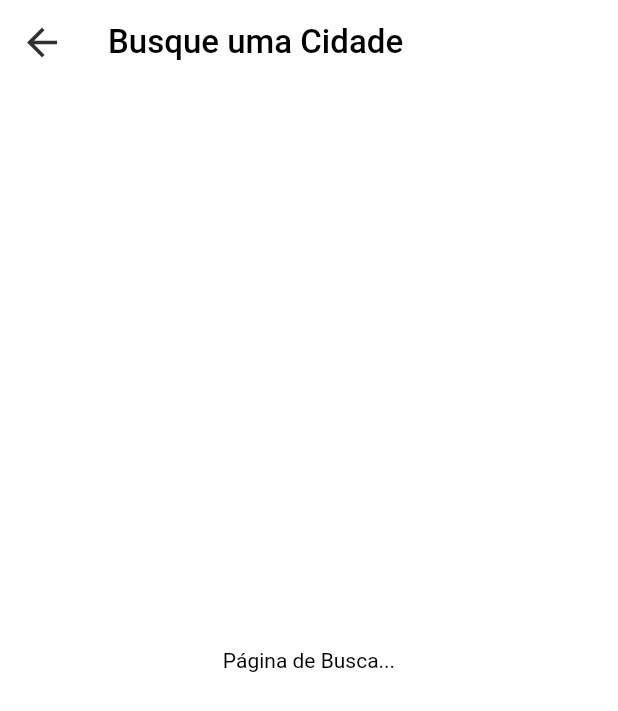
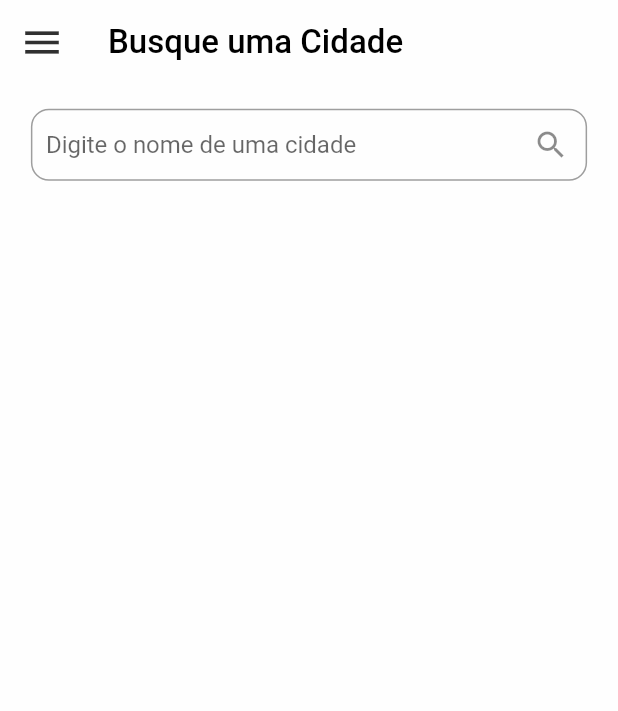
Before and after one commit to thak1996/devstravel, a Flutter app: the SearchPage screen opened by its route, on a phone screen of 412 x 824 dp. Shown: the top 711 px of the screen. Run offline on Flutter 3.47's test engine with Material 2 defaults, Android fonts, the light colour scheme and no system bars; network calls fail; Roboto replaces fonts that are missing (Helvetica Neue).

Commit message:
Página de pesquisa, ajustada

```diff
--- a/lib/main.dart
+++ b/lib/main.dart
@@ -28,10 +28,10 @@ class MyApp extends StatelessWidget {
       routes: {
         '/': (context) => const Preload(),
         '/home': (context) => const HomePage(),
+        '/city': (context) => const CityPage(),
         '/search': (context) => const SearchPage(),
         '/listcity': (context) => const ListCityPage(),
         '/continent': (context) => const ContinetPage(),
-        '/city': (context) => const CityPage(),
       },
     );
   }
--- a/lib/src/models/appdata.dart
+++ b/lib/src/models/appdata.dart
@@ -4,11 +4,27 @@ import 'package:http/http.dart' as http;
 
 class AppData with ChangeNotifier {
   List<dynamic> data = [];
-  List<dynamic> favorites = [];
+  var favorites = [];
 
-  bool hasFavorite(cityName) {
-    return favorites.contains(cityName);
+  List searchCity(text) {
+    List result = [];
+    text = text.trim().toLowerCase();
+    if (text == '') {
+      return result;
+    }
+    for (var continents in data) {
+      for (var country in continents['countries']) {
+        for (var city in country['cities']) {
+          if (city['name'].toLowerCase().contains(text)) {
+            result.add(city);
+          }
+        }
+      }
+    }
+    return result;
   }
+
+  bool hasFavorite(cityName) => favorites.contains(cityName);
 
   bool favorite(cityName) {
     if (hasFavorite(cityName)) {
--- a/lib/src/pages/continent.dart
+++ b/lib/src/pages/continent.dart
@@ -24,7 +24,8 @@ class ContinetPage extends StatelessWidget {
     return Consumer<AppData>(
       builder: (ctx, appdata, child) => Scaffold(
         backgroundColor: Theme.of(context).backgroundColor,
-        appBar: const DsAppBar(title: 'Escolha um continente'),
+        appBar:
+            const DsAppBar(title: 'Escolha um continente', hideSearch: true),
         drawer: const DsDrawer(),
         body: RefreshIndicator(
           onRefresh: () => Future<void>.delayed(const Duration(seconds: 3)),
--- a/lib/src/pages/home.dart
+++ b/lib/src/pages/home.dart
@@ -15,7 +15,7 @@ class HomePage extends StatelessWidget {
     return Consumer<AppData>(
       builder: (ctx, appdata, child) => Scaffold(
         backgroundColor: Theme.of(context).backgroundColor,
-        appBar: const DsAppBar(title: 'Home Page'),
+        appBar: const DsAppBar(title: 'Home Page', hideSearch: true),
         drawer: const DsDrawer(),
         body: RefreshIndicator(
           onRefresh: () => Future<void>.delayed(const Duration(seconds: 3)),
--- a/lib/src/pages/search.dart
+++ b/lib/src/pages/search.dart
@@ -1,12 +1,28 @@
-import 'package:devstravel/src/shared/design_system/atoms/ds_text.dart';
+import 'package:devstravel/src/shared/design_system/atoms/ds_text_field.dart';
 import 'package:devstravel/src/shared/design_system/molecules/ds_appbar.dart';
+import 'package:devstravel/src/shared/design_system/molecules/ds_citybox.dart';
 import 'package:devstravel/src/shared/design_system/molecules/ds_drawercustom.dart';
 import 'package:flutter/material.dart';
 import 'package:provider/provider.dart';
 import 'package:devstravel/src/models/appdata.dart';
 
-class SearchPage extends StatelessWidget {
+class SearchPage extends StatefulWidget {
   const SearchPage({super.key});
+
+  @override
+  State<SearchPage> createState() => _SearchPageState();
+}
+
+class _SearchPageState extends State<SearchPage> {
+  TextEditingController searchController = TextEditingController();
+  var list = [];
+  Future<void> doSearch(context, text) async {
+    List<dynamic> newList =
+        Provider.of<AppData>(context, listen: false).searchCity(text);
+    setState(() {
+      list = newList;
+    });
+  }
 
   @override
   Widget build(BuildContext context) {
@@ -14,18 +30,38 @@ class SearchPage extends StatelessWidget {
       builder: (ctx, appdata, child) => Scaffold(
         backgroundColor: Theme.of(context).backgroundColor,
         appBar: const DsAppBar(
-            title: 'Busque uma Cidade', hideSearch: false, showBack: true),
+            title: 'Busque uma Cidade', hideSearch: false, showBack: false),
         drawer: const DsDrawer(),
         body: RefreshIndicator(
-          onRefresh: () => Future<void>.delayed(const Duration(seconds: 3)),
-          child: Center(
+            onRefresh: () => Future<void>.delayed(const Duration(seconds: 3)),
             child: Column(
-              mainAxisAlignment: MainAxisAlignment.center,
-              crossAxisAlignment: CrossAxisAlignment.center,
-              children: const [DsText(text: 'Página de Busca...')],
-            ),
-          ),
-        ),
+              children: [
+                DsTextField(
+                    left: .05,
+                    right: .05,
+                    top: .02,
+                    bottom: .025,
+                    maxLines: 1,
+                    hintText: 'Digite o nome de uma cidade',
+                    icon: const Icon(Icons.search),
+                    controller: searchController,
+                    onChanged: (text) {
+                      doSearch(context, text);
+                    }),
+                Expanded(
+                    child: GridView.count(
+                  crossAxisCount: 2,
+                  children: List.generate(list.length, (index) {
+                    return CityBox(
+                      data: list[index],
+                      onTap: (data) {
+                        Navigator.pushNamed(context, '/city', arguments: data);
+                      },
+                    );
+                  }),
+                ))
+              ],
+            )),
       ),
     );
   }
--- /dev/null
+++ b/lib/src/shared/design_system/atoms/ds_text_field.dart
@@ -0,0 +1,69 @@
+import 'package:devstravel/src/shared/app_colors.dart';
+import 'package:devstravel/src/shared/design_system/atoms/ds_mediaquerry.dart';
+import 'package:flutter/material.dart';
+
+class DsTextField extends StatelessWidget {
+  const DsTextField({
+    Key? key,
+    this.controller,
+    this.labelText,
+    required this.hintText,
+    this.minLines,
+    this.maxLines,
+    this.onChanged,
+    required this.icon,
+    this.left = 0,
+    this.right = 0,
+    this.top = 0,
+    this.bottom = 0,
+  }) : super(key: key);
+
+  final TextEditingController? controller;
+  final String? labelText;
+  final String hintText;
+  final int? minLines;
+  final int? maxLines;
+  final Function(String)? onChanged;
+  final Widget icon;
+  final double left;
+  final double right;
+  final double top;
+  final double bottom;
+
+  @override
+  Widget build(BuildContext context) {
+    return Padding(
+      padding: EdgeInsets.only(
+          left: screenSize(context).width * left,
+          right: screenSize(context).width * right,
+          top: screenSize(context).height * top,
+          bottom: screenSize(context).height * bottom),
+      child: TextField(
+        style: const TextStyle(color: blackColor),
+        controller: controller,
+        minLines: minLines,
+        maxLines: maxLines,
+        onChanged: onChanged,
+        decoration: InputDecoration(
+            filled: true,
+            fillColor: whiteColor,
+            suffixIcon: icon,
+            labelText: labelText,
+            hintText: hintText,
+            alignLabelWithHint: true,
+            contentPadding:
+                const EdgeInsets.symmetric(vertical: 5, horizontal: 10),
+            enabledBorder: OutlineInputBorder(
+                borderSide: const BorderSide(color: grey, width: 1),
+                borderRadius: BorderRadius.circular(12)),
+            disabledBorder: OutlineInputBorder(
+                borderSide: const BorderSide(color: strokeDisable, width: 1),
+                borderRadius: BorderRadius.circular(12)),
+            focusedBorder: OutlineInputBorder(
+                borderSide: const BorderSide(color: primaryColor, width: 1.5),
+                borderRadius: BorderRadius.circular(12))),
+        // maxLengthEnforcement: MaxLengthEnforcement.enforced,
+      ),
+    );
+  }
+}
--- a/lib/src/shared/design_system/molecules/ds_appbar.dart
+++ b/lib/src/shared/design_system/molecules/ds_appbar.dart
@@ -38,9 +38,8 @@ class DsAppBar extends StatelessWidget implements PreferredSizeWidget {
                       left: screenSize(context).width * .02),
                   icon: const Icon(Icons.search, color: blackColor, size: 30),
                   onPressed: () => Navigator.pushNamed(context, '/search'))
-            : Container(),
-      ],
-    );
+              : Container()
+        ]);
   }
 
   @override
```
Also changed, not shown: lib/src/pages/city.dart (+7 -6 lines). Lines whose indentation alone changed are shown as unchanged.
